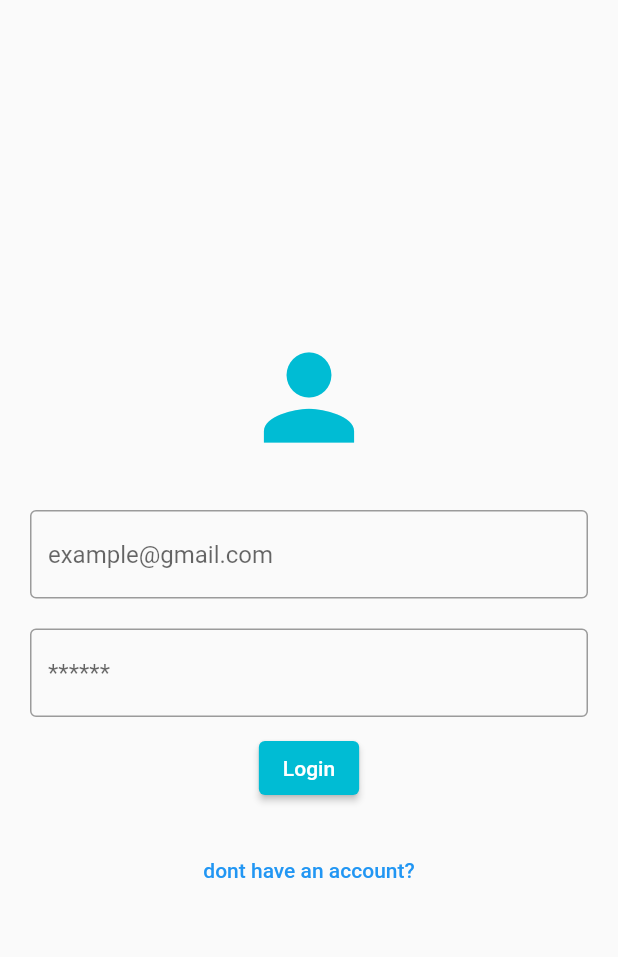
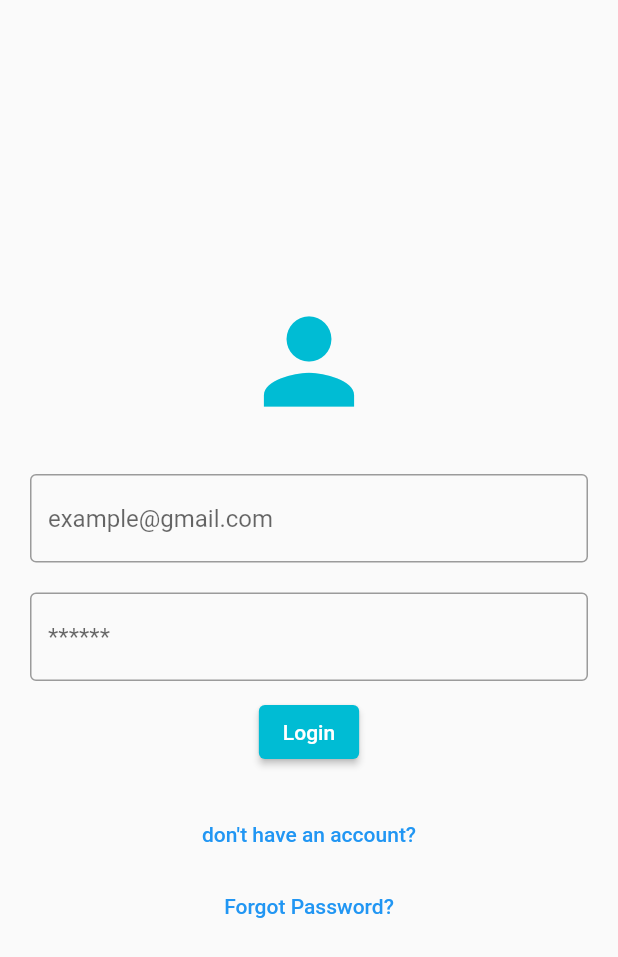
Before and after one commit to muhamad3/secondhand, a Flutter app: the Profile screen opened directly, after a tap on "SKIP", after a tap on "Get Started", on a phone screen of 412 x 824 dp. Shown: the top 957 px of the screen. Run offline on Flutter 3.47's test engine with Material 2 defaults, Android fonts, the phone set to English and light mode, and no system bars; our stand-ins replace cloud_firestore, email_validator, file_picker, firebase_auth, firebase_core, firebase_storage and 3 more; accounts and stored records are empty; network calls fail.

Commit message:
adding forgot password

```diff
--- a/lib/Screens/Login.dart
+++ b/lib/Screens/Login.dart
@@ -26,7 +26,6 @@ class _Login extends State<Login> {
   String? phonenumber = 'no phonenumber available';
   String? location = 'no location available';
 
-
   Stream<List<Users>> readUsers() => FirebaseFirestore.instance
       .collection('users')
       .snapshots()
@@ -37,8 +36,8 @@ class _Login extends State<Login> {
     var value =
         await FirebaseFirestore.instance.collection('users').doc(Email).get();
     Users _user = Users.fromMap(value.data() as Map<String, dynamic>);
-    Sharedpreference.setuser(_user.name, _user.email,
-        _user.location, _user.phonenumber);
+    Sharedpreference.setuser(
+        _user.name, _user.email, _user.location, _user.phonenumber);
     return _user;
   }
 
@@ -73,6 +72,8 @@ class _Login extends State<Login> {
         ElevatedButton(
           onPressed: () async {
             Email = email.value.text;
+            Email = Email.trim();
+            Email = Email.toLowerCase();
             Password = password.value.text;
             getuser();
             loginWithEmailAndPassword(Email, Password);
@@ -86,15 +87,19 @@ class _Login extends State<Login> {
         SizedBox(height: 20),
         TextButton(
             onPressed: () {
-              Navigator.pushNamed(context, '/createacc');
+              Navigator.popAndPushNamed(context, '/createacc');
             },
-            child: const Text('don' 't have an account?'))
+            child: const Text("don't have an account?")),
+        TextButton(
+            onPressed: () {
+              Navigator.popAndPushNamed(context, '/forgotpassword');
+            },
+            child: const Text("Forgot Password?"))
       ],
     ));
   }
 
-  loginWithEmailAndPassword(
-      String email, String password) async {
+  loginWithEmailAndPassword(String email, String password) async {
     await FirebaseAuth.instance
         .signInWithEmailAndPassword(email: email, password: password)
         .then((value) => Navigator.popAndPushNamed(context, '/home'));
--- a/lib/Screens/createacc.dart
+++ b/lib/Screens/createacc.dart
@@ -128,8 +128,7 @@ class _CreateaccState extends State<Createacc> {
                 'email': Email,
                 'name': username,
                 'location': loc,
-                'phonenumber': phonenumber,
-                'image': file?.path
+                'phonenumber': phonenumber
               });
 
               Sharedpreference.setuser(username, Email, loc, phonenumber);
--- a/lib/classes/drawer.dart
+++ b/lib/classes/drawer.dart
@@ -15,7 +15,6 @@ class _NavigationDrawerWidget extends State<NavigationDrawerWidget> {
   void initState() {
     super.initState();
     getemail();
-    getimage();
     getname();
     getphonenumber();
   }
@@ -98,14 +97,13 @@ class _NavigationDrawerWidget extends State<NavigationDrawerWidget> {
     image = await firebase_storage.FirebaseStorage.instance
         .ref('users/$email')
         .getDownloadURL();
+        setState(() {
+
+        });
 
   }
 
-  getimage() async {
-    final SharedPreferences preference = await SharedPreferences.getInstance();
-    file = preference.getString('image');
-    setState(() {});
-  }
+
 
   getphonenumber() async {
     final SharedPreferences preference = await SharedPreferences.getInstance();
--- a/lib/main.dart
+++ b/lib/main.dart
@@ -1,13 +1,13 @@
 import 'package:firebase_core/firebase_core.dart';
 import 'package:flutter/material.dart';
 import 'package:secondhand/Screens/Home.dart';
+import 'package:secondhand/Screens/forgotpassword.dart';
 import 'package:secondhand/Screens/createacc.dart';
 import 'package:secondhand/Screens/onboardingstate.dart';
 import 'package:secondhand/Screens/posting.dart';
 import 'package:secondhand/Screens/profile.dart';
 import 'package:shared_preferences/shared_preferences.dart';
 import 'Screens/Login.dart';
-
 Future<void> main() async {
   WidgetsFlutterBinding.ensureInitialized();
   await Firebase.initializeApp().then((value) => print('firebase initialized'));
@@ -64,6 +64,7 @@ class _MyHomePageState extends State<MyHomePage> {
         '/home': (context) => const Home(),
         '/post': (context) => const Posting(),
         '/profile': (context) => const Profile(),
+        '/forgotpassword': (context) =>  Forgotpassword(),
       },
     );
   }
--- a/pubspec.yaml
+++ b/pubspec.yaml
@@ -47,6 +47,7 @@ dependencies:
   flutter_launcher_icons: ^0.9.2
   smooth_page_indicator: ^1.0.0+2
   multi_select_flutter: ^4.0.0
+  email_validator: ^2.0.1
 
 
 dev_dependencies:
```
Also changed, not shown: lib/Screens/forgotpassword.dart (added, +62 -0 lines), lib/Screens/profile.dart (+4 -9 lines), pubspec.lock.
